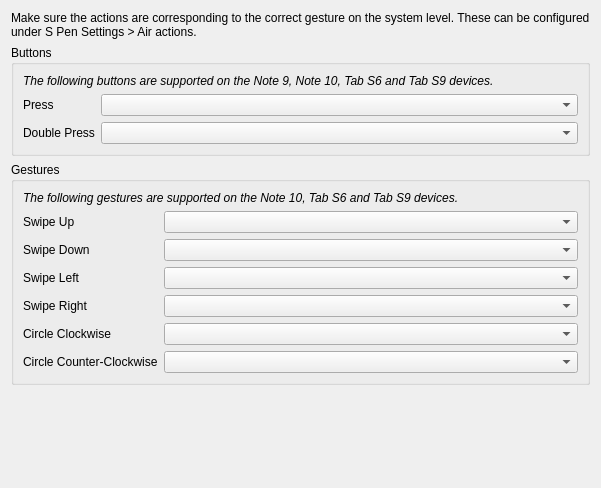
Above: plugins/extensions/spensettings/wdg_spensettings.ui from KDE/krita before the change. Below: the same form after it.
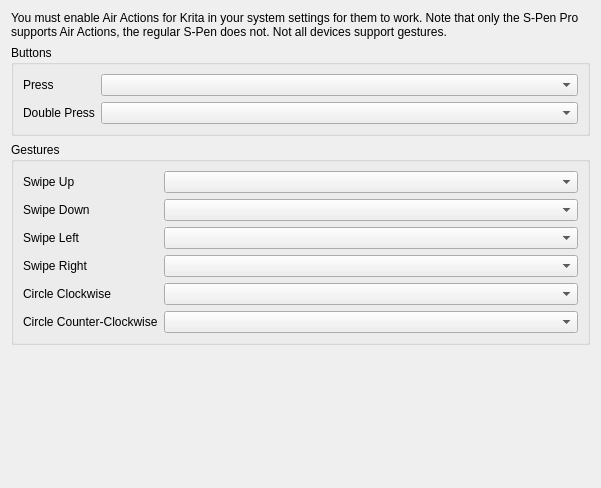
That is the form after the change.

Commit message: [android] Update S-Pen Pro Air Action descriptions

Diff of the .ui file:
```diff
--- a/plugins/extensions/spensettings/wdg_spensettings.ui
+++ b/plugins/extensions/spensettings/wdg_spensettings.ui
@@ -24,7 +24,7 @@
    <item>
     <widget class="QLabel" name="label_9">
      <property name="text">
-      <string>Make sure the actions are corresponding to the correct gesture on the system level. These can be configured under S Pen Settings &gt; Air actions.</string>
+      <string>You must enable Air Actions for Krita in your system settings for them to work. Note that only the S-Pen Pro supports Air Actions, the regular S-Pen does not. Not all devices support gestures.</string>
      </property>
      <property name="wordWrap">
       <bool>true</bool>
@@ -43,41 +43,26 @@
       <string>Buttons</string>
      </property>
      <layout class="QFormLayout" name="formLayout">
-      <item column="0" row="1">
+      <item row="0" column="0">
        <widget class="QLabel" name="labelClick">
         <property name="text">
          <string>Press</string>
         </property>
        </widget>
       </item>
-      <item column="1" row="1">
+      <item row="0" column="1">
        <widget class="QComboBox" name="cmbClickAction"/>
       </item>
-      <item column="0" row="2">
+      <item row="1" column="0">
        <widget class="QLabel" name="labelDoubleClick">
         <property name="text">
          <string>Double Press</string>
         </property>
        </widget>
       </item>
-      <item column="1" row="2">
+      <item row="1" column="1">
        <widget class="QComboBox" name="cmbDoubleClickAction"/>
       </item>
-      <item colspan="2" column="0" row="0">
-       <widget class="QLabel" name="label_7">
-        <property name="font">
-         <font>
-          <italic>true</italic>
-         </font>
-        </property>
-        <property name="text">
-         <string>The following buttons are supported on the Note 9, Note 10, Tab S6 and Tab S9 devices.</string>
-        </property>
-        <property name="wordWrap">
-         <bool>true</bool>
-        </property>
-       </widget>
-      </item>
      </layout>
     </widget>
    </item>
@@ -93,81 +78,66 @@
       <string>Gestures</string>
      </property>
      <layout class="QFormLayout" name="formLayout_2">
-      <item column="0" row="1">
+      <item row="0" column="0">
        <widget class="QLabel" name="label">
         <property name="text">
          <string>Swipe Up</string>
         </property>
        </widget>
       </item>
-      <item column="1" row="1">
+      <item row="0" column="1">
        <widget class="QComboBox" name="cmbGestureSwipeUp"/>
       </item>
-      <item column="0" row="2">
+      <item row="1" column="0">
        <widget class="QLabel" name="label_2">
         <property name="text">
          <string>Swipe Down</string>
         </property>
        </widget>
       </item>
-      <item column="0" row="4">
-       <widget class="QLabel" name="label_4">
-        <property name="text">
-         <string>Swipe Right</string>
-        </property>
-       </widget>
+      <item row="1" column="1">
+       <widget class="QComboBox" name="cmbGestureSwipeDown"/>
       </item>
-      <item column="0" row="3">
+      <item row="2" column="0">
        <widget class="QLabel" name="label_3">
         <property name="text">
          <string>Swipe Left</string>
         </property>
        </widget>
       </item>
-      <item column="0" row="6">
+      <item row="2" column="1">
+       <widget class="QComboBox" name="cmbGestureSwipeLeft"/>
+      </item>
+      <item row="3" column="0">
+       <widget class="QLabel" name="label_4">
+        <property name="text">
+         <string>Swipe Right</string>
+        </property>
+       </widget>
+      </item>
+      <item row="3" column="1">
+       <widget class="QComboBox" name="cmbGestureSwipeRight"/>
+      </item>
+      <item row="5" column="0">
        <widget class="QLabel" name="label_5">
         <property name="text">
          <string>Circle Clockwise</string>
         </property>
        </widget>
       </item>
-      <item column="0" row="7">
+      <item row="5" column="1">
+       <widget class="QComboBox" name="cmbGestureCircleCW"/>
+      </item>
+      <item row="6" column="0">
        <widget class="QLabel" name="label_6">
         <property name="text">
          <string>Circle Counter-Clockwise</string>
         </property>
        </widget>
       </item>
-      <item column="1" row="2">
-       <widget class="QComboBox" name="cmbGestureSwipeDown"/>
-      </item>
-      <item column="1" row="3">
-       <widget class="QComboBox" name="cmbGestureSwipeLeft"/>
-      </item>
-      <item column="1" row="4">
-       <widget class="QComboBox" name="cmbGestureSwipeRight"/>
-      </item>
-      <item column="1" row="6">
-       <widget class="QComboBox" name="cmbGestureCircleCW"/>
-      </item>
-      <item column="1" row="7">
+      <item row="6" column="1">
        <widget class="QComboBox" name="cmbGestureCircleCCW"/>
       </item>
-      <item colspan="2" column="0" row="0">
-       <widget class="QLabel" name="label_8">
-        <property name="font">
-         <font>
-          <italic>true</italic>
-         </font>
-        </property>
-        <property name="text">
-         <string>The following gestures are supported on the Note 10, Tab S6 and Tab S9 devices.</string>
-        </property>
-        <property name="wordWrap">
-         <bool>true</bool>
-        </property>
-       </widget>
-      </item>
      </layout>
     </widget>
    </item>
```
The commit also changes 2 other files.
